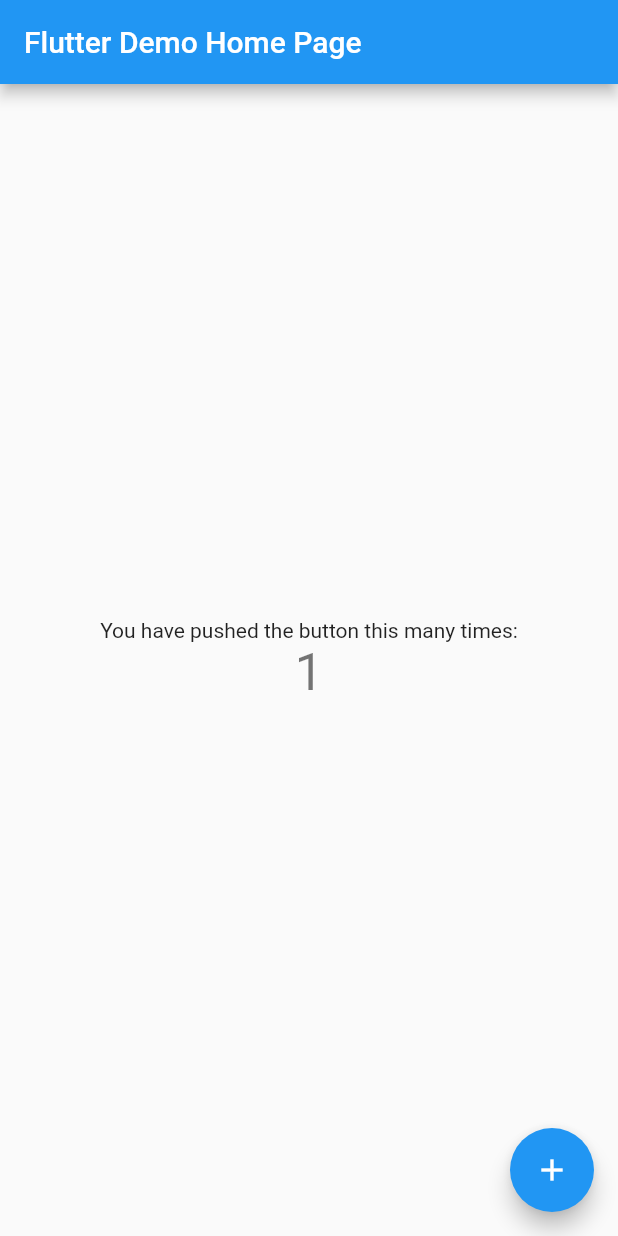
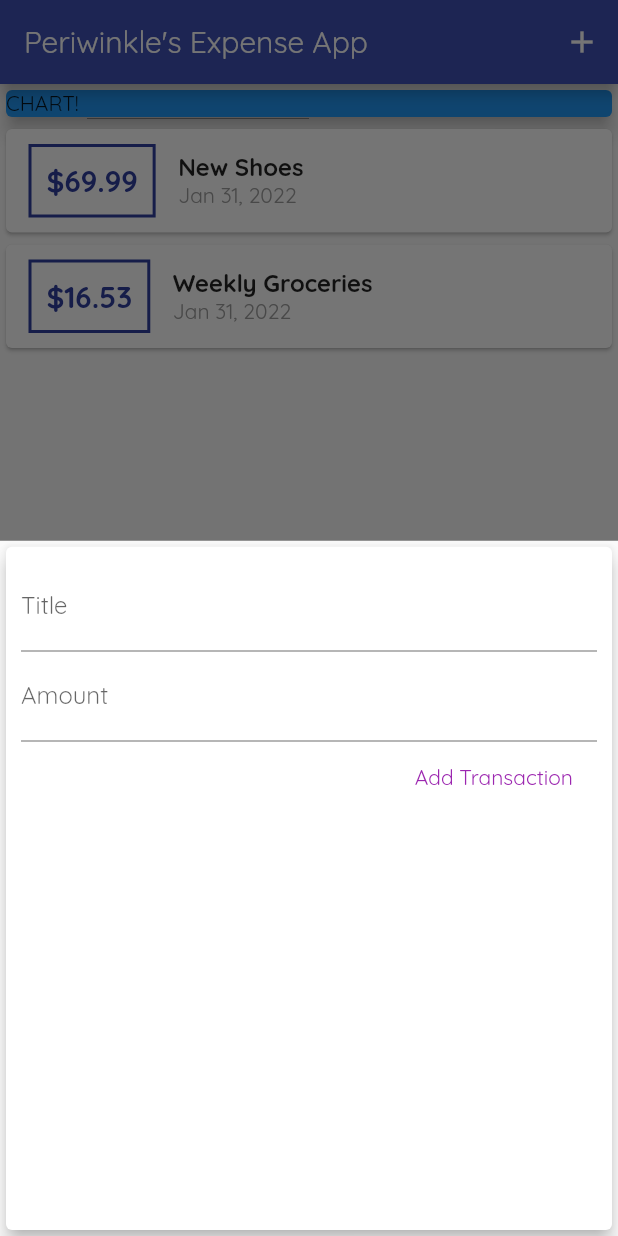
Before and after one commit to periwinkleFTW/flutter-expenses-app, a Flutter app: the screen it shows after launch, after a tap on the "add" icon, on a phone screen of 412 x 824 dp. Run offline on Flutter 3.47's test engine with Material 2 defaults, Android fonts, the phone set to English and light mode, and no system bars.

Commit message:
added modal and fonts

```diff
--- a/lib/main.dart
+++ b/lib/main.dart
@@ -1,115 +1,108 @@
 import 'package:flutter/material.dart';
 
-void main() {
-  runApp(const MyApp());
-}
+import './widgets/new_transaction.dart';
+import './widgets/transaction_list.dart';
+import './models/transaction.dart';
+
+void main() => runApp(MyApp());
 
 class MyApp extends StatelessWidget {
-  const MyApp({Key? key}) : super(key: key);
-
-  // This widget is the root of your application.
   @override
   Widget build(BuildContext context) {
     return MaterialApp(
-      title: 'Flutter Demo',
+      title: 'Personal Expenses',
       theme: ThemeData(
-        // This is the theme of your application.
-        //
-        // Try running your application with "flutter run". You'll see the
-        // application has a blue toolbar. Then, without quitting the app, try
-        // changing the primarySwatch below to Colors.green and then invoke
-        // "hot reload" (press "r" in the console where you ran "flutter run",
-        // or simply save your changes to "hot reload" in a Flutter IDE).
-        // Notice that the counter didn't reset back to zero; the application
-        // is not restarted.
-        primarySwatch: Colors.blue,
-      ),
-      home: const MyHomePage(title: 'Flutter Demo Home Page'),
+          primarySwatch: Colors.indigo,
+          accentColor: Colors.amber,
+          fontFamily: 'Quicksand'),
+      home: MyHomePage(),
     );
   }
 }
 
 class MyHomePage extends StatefulWidget {
-  const MyHomePage({Key? key, required this.title}) : super(key: key);
-
-  // This widget is the home page of your application. It is stateful, meaning
-  // that it has a State object (defined below) that contains fields that affect
-  // how it looks.
-
-  // This class is the configuration for the state. It holds the values (in this
-  // case the title) provided by the parent (in this case the App widget) and
-  // used by the build method of the State. Fields in a Widget subclass are
-  // always marked "final".
-
-  final String title;
-
+  // String titleInput;
+  // String amountInput;
   @override
-  State<MyHomePage> createState() => _MyHomePageState();
+  _MyHomePageState createState() => _MyHomePageState();
 }
 
 class _MyHomePageState extends State<MyHomePage> {
-  int _counter = 0;
+  final List<Transaction> _userTransactions = [
+    Transaction(
+      id: 't1',
+      title: 'New Shoes',
+      amount: 69.99,
+      date: DateTime.now(),
+    ),
+    Transaction(
+      id: 't2',
+      title: 'Weekly Groceries',
+      amount: 16.53,
+      date: DateTime.now(),
+    ),
+  ];
 
-  void _incrementCounter() {
+  void _addNewTransaction(String txTitle, double txAmount) {
+    final newTx = Transaction(
+      title: txTitle,
+      amount: txAmount,
+      date: DateTime.now(),
+      id: DateTime.now().toString(),
+    );
+
     setState(() {
-      // This call to setState tells the Flutter framework that something has
-      // changed in this State, which causes it to rerun the build method below
-      // so that the display can reflect the updated values. If we changed
-      // _counter without calling setState(), then the build method would not be
-      // called again, and so nothing would appear to happen.
-      _counter++;
+      _userTransactions.add(newTx);
     });
+  }
+
+  void _startAddNewTransaction(BuildContext ctx) {
+    showModalBottomSheet(
+      context: ctx,
+      builder: (_) {
+        return GestureDetector(
+          onTap: () {},
+          child: NewTransaction(_addNewTransaction),
+          behavior: HitTestBehavior.opaque,
+        );
+      },
+    );
   }
 
   @override
   Widget build(BuildContext context) {
-    // This method is rerun every time setState is called, for instance as done
-    // by the _incrementCounter method above.
-    //
-    // The Flutter framework has been optimized to make rerunning build methods
-    // fast, so that you can just rebuild anything that needs updating rather
-    // than having to individually change instances of widgets.
     return Scaffold(
       appBar: AppBar(
-        // Here we take the value from the MyHomePage object that was created by
-        // the App.build method, and use it to set our appbar title.
-        title: Text(widget.title),
+        title: Text("Periwinkle's Expense App"),
+        actions: <Widget>[
+          IconButton(
+            icon: Icon(Icons.add),
+            onPressed: () => _startAddNewTransaction(context),
+          ),
+        ],
       ),
-      body: Center(
-        // Center is a layout widget. It takes a single child and positions it
-        // in the middle of the parent.
+      body: SingleChildScrollView(
         child: Column(
-          // Column is also a layout widget. It takes a list of children and
-          // arranges them vertically. By default, it sizes itself to fit its
-          // children horizontally, and tries to be as tall as its parent.
-          //
-          // Invoke "debug painting" (press "p" in the console, choose the
-          // "Toggle Debug Paint" action from the Flutter Inspector in Android
-          // Studio, or the "Toggle Debug Paint" command in Visual Studio Code)
-          // to see the wireframe for each widget.
-          //
-          // Column has various properties to control how it sizes itself and
-          // how it positions its children. Here we use mainAxisAlignment to
-          // center the children vertically; the main axis here is the vertical
-          // axis because Columns are vertical (the cross axis would be
-          // horizontal).
-          mainAxisAlignment: MainAxisAlignment.center,
+          // mainAxisAlignment: MainAxisAlignment.start,
+          crossAxisAlignment: CrossAxisAlignment.stretch,
           children: <Widget>[
-            const Text(
-              'You have pushed the button this many times:',
+            Container(
+              width: double.infinity,
+              child: Card(
+                color: Colors.blue,
+                child: Text('CHART!'),
+                elevation: 5,
+              ),
             ),
-            Text(
-              '$_counter',
-              style: Theme.of(context).textTheme.headline4,
-            ),
+            TransactionList(_userTransactions),
           ],
         ),
       ),
+      floatingActionButtonLocation: FloatingActionButtonLocation.centerFloat,
       floatingActionButton: FloatingActionButton(
-        onPressed: _incrementCounter,
-        tooltip: 'Increment',
-        child: const Icon(Icons.add),
-      ), // This trailing comma makes auto-formatting nicer for build methods.
+        child: Icon(Icons.add),
+        onPressed: () => _startAddNewTransaction(context),
+      ),
     );
   }
 }
--- /dev/null
+++ b/lib/models/transaction.dart
@@ -0,0 +1,15 @@
+import 'package:flutter/foundation.dart';
+
+class Transaction {
+  final String id;
+  final String title;
+  final double amount;
+  final DateTime date;
+
+  Transaction({
+    @required this.id,
+    @required this.title,
+    @required this.amount,
+    @required this.date,
+  });
+}
--- /dev/null
+++ b/lib/widgets/new_transaction.dart
@@ -0,0 +1,67 @@
+import 'package:flutter/material.dart';
+
+class NewTransaction extends StatefulWidget {
+  final Function addTx;
+
+  NewTransaction(this.addTx);
+
+  @override
+  State<NewTransaction> createState() => _NewTransactionState();
+}
+
+class _NewTransactionState extends State<NewTransaction> {
+  final titleController = TextEditingController();
+
+  final amountController = TextEditingController();
+
+  void submitData() {
+    final enteredTitle = titleController.text;
+    final enteredAmount = double.parse(amountController.text);
+
+    if (enteredTitle.isEmpty || enteredAmount <= 0) {
+      return;
+    }
+
+    widget.addTx(
+      enteredTitle,
+      enteredAmount,
+    );
+
+    Navigator.of(context).pop();
+  }
+
+  @override
+  Widget build(BuildContext context) {
+    return Card(
+      elevation: 5,
+      child: Container(
+        padding: EdgeInsets.all(10),
+        child: Column(
+          crossAxisAlignment: CrossAxisAlignment.end,
+          children: <Widget>[
+            TextField(
+              decoration: InputDecoration(labelText: 'Title'),
+              controller: titleController,
+              onSubmitted: (_) => submitData(),
+              // onChanged: (val) {
+              //   titleInput = val;
+              // },
+            ),
+            TextField(
+              decoration: InputDecoration(labelText: 'Amount'),
+              controller: amountController,
+              keyboardType: TextInputType.number,
+              onSubmitted: (_) => submitData(),
+              // onChanged: (val) => amountInput = val,
+            ),
+            FlatButton(
+              child: Text('Add Transaction'),
+              textColor: Colors.purple,
+              onPressed: submitData,
+            ),
+          ],
+        ),
+      ),
+    );
+  }
+}
--- /dev/null
+++ b/lib/widgets/transaction_list.dart
@@ -0,0 +1,67 @@
+import 'package:flutter/material.dart';
+import 'package:intl/intl.dart';
+
+import '../models/transaction.dart';
+
+class TransactionList extends StatelessWidget {
+  final List<Transaction> transactions;
+
+  TransactionList(this.transactions);
+
+  @override
+  Widget build(BuildContext context) {
+    return Container(
+      height: 300,
+      child: ListView.builder(
+        itemBuilder: (ctx, index) {
+          return Card(
+            child: Row(
+              children: <Widget>[
+                Container(
+                  margin: EdgeInsets.symmetric(
+                    vertical: 10,
+                    horizontal: 15,
+                  ),
+                  decoration: BoxDecoration(
+                    border: Border.all(
+                      color: Theme.of(context).primaryColorDark,
+                      width: 2,
+                    ),
+                  ),
+                  padding: EdgeInsets.all(10),
+                  child: Text(
+                    '\$${transactions[index].amount.toStringAsFixed(2)}',
+                    style: TextStyle(
+                      fontWeight: FontWeight.bold,
+                      fontSize: 20,
+                      color: Theme.of(context).primaryColorDark,
+                    ),
+                  ),
+                ),
+                Column(
+                  crossAxisAlignment: CrossAxisAlignment.start,
+                  children: <Widget>[
+                    Text(
+                      transactions[index].title,
+                      style: TextStyle(
+                        fontSize: 16,
+                        fontWeight: FontWeight.bold,
+                      ),
+                    ),
+                    Text(
+                      DateFormat.yMMMd().format(transactions[index].date),
+                      style: TextStyle(
+                        color: Colors.grey,
+                      ),
+                    ),
+                  ],
+                ),
+              ],
+            ),
+          );
+        },
+        itemCount: transactions.length,
+      ),
+    );
+  }
+}
```
Also changed, not shown: pubspec.yaml (+23 -36 lines), assets/fonts/OpenSans-Bold.ttf (added), assets/fonts/OpenSans-Regular.ttf (added), assets/fonts/Quicksand-Bold.ttf (added), assets/fonts/Quicksand-Light.ttf (added), assets/fonts/Quicksand-Medium.ttf (added), assets/fonts/Quicksand-Regular.ttf (added), pubspec.lock.
